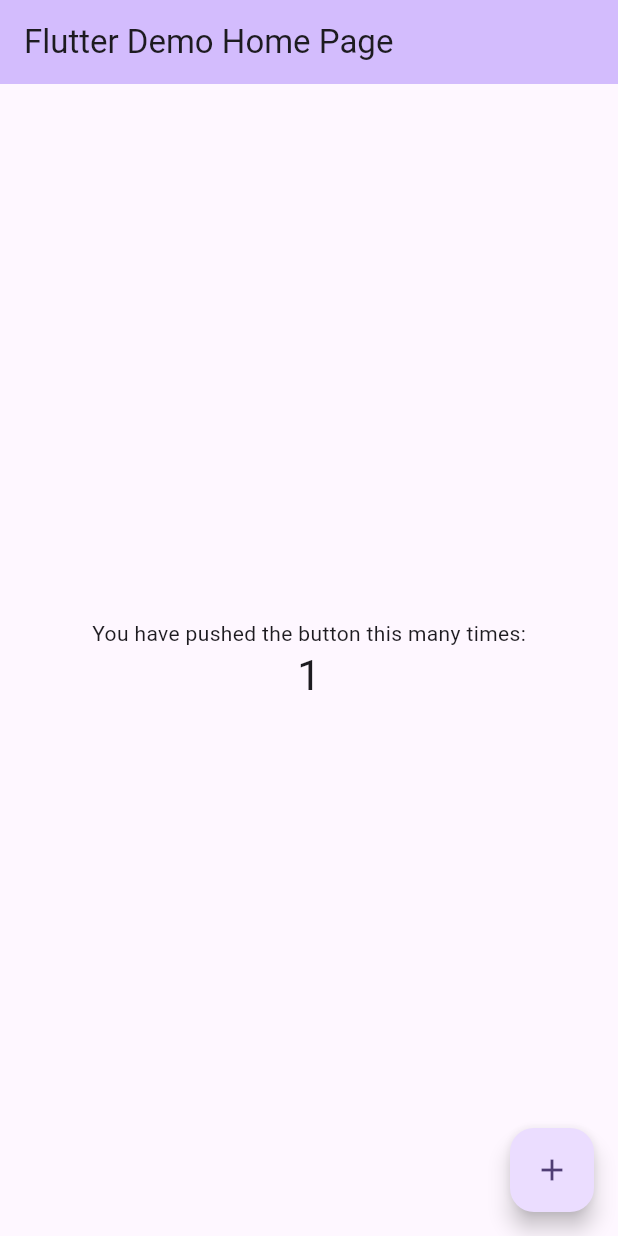
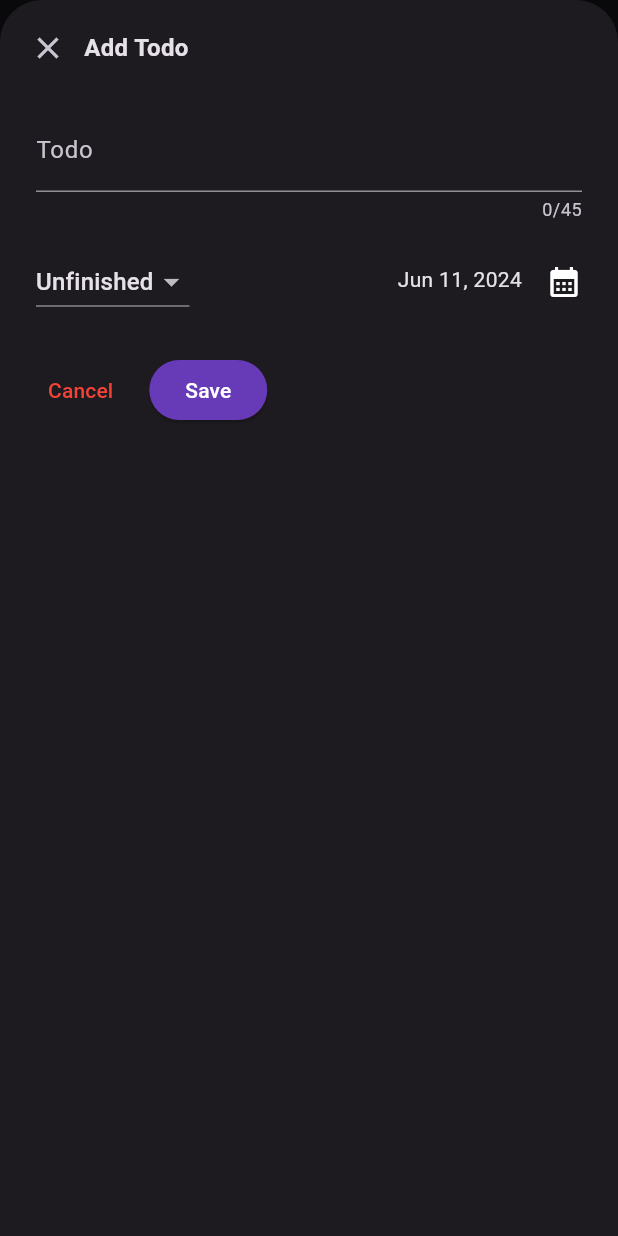
Before and after one commit to doniduaasattuu/flutter_todolist, a Flutter app: the screen it shows after launch, after a tap on the "add" icon, on a phone screen of 412 x 824 dp. Run offline on Flutter 3.47's test engine with Material 3 defaults, Android fonts, the phone set to English and light mode, and no system bars.

Commit message:
create todolist menu, form, delete and add

```diff
--- /dev/null
+++ b/lib/data/todolist_data.dart
@@ -0,0 +1,34 @@
+import 'package:todolist/models/todolist_model.dart';
+
+List<TodolistModel> todolistData = [
+  TodolistModel(
+    todo: 'Belajar Flutter',
+    done: false,
+    createdAt: DateTime.now(),
+    updatedAt: DateTime.now(),
+  ),
+  TodolistModel(
+    todo: 'Belajar CodeIgniter 4',
+    done: false,
+    createdAt: DateTime.now(),
+    updatedAt: DateTime.now(),
+  ),
+  TodolistModel(
+    todo: 'Belajar Java',
+    done: false,
+    createdAt: DateTime.now(),
+    updatedAt: DateTime.now(),
+  ),
+  TodolistModel(
+    todo: 'Belajar JavaScript',
+    done: true,
+    createdAt: DateTime.now(),
+    updatedAt: DateTime.now(),
+  ),
+  TodolistModel(
+    todo: 'Belajar Restful API',
+    done: false,
+    createdAt: DateTime.now(),
+    updatedAt: DateTime.now(),
+  ),
+];
--- a/lib/main.dart
+++ b/lib/main.dart
@@ -1,4 +1,5 @@
 import 'package:flutter/material.dart';
+import 'package:todolist/ui/todolist.dart';
 
 void main() {
   runApp(const MyApp());
@@ -12,114 +13,12 @@ class MyApp extends StatelessWidget {
   Widget build(BuildContext context) {
     return MaterialApp(
       title: 'Flutter Demo',
-      theme: ThemeData(
-        // This is the theme of your application.
-        //
-        // TRY THIS: Try running your application with "flutter run". You'll see
-        // the application has a purple toolbar. Then, without quitting the app,
-        // try changing the seedColor in the colorScheme below to Colors.green
-        // and then invoke "hot reload" (save your changes or press the "hot
-        // reload" button in a Flutter-supported IDE, or press "r" if you used
-        // the command line to start the app).
-        //
-        // Notice that the counter didn't reset back to zero; the application
-        // state is not lost during the reload. To reset the state, use hot
-        // restart instead.
-        //
-        // This works for code too, not just values: Most code changes can be
-        // tested with just a hot reload.
-        colorScheme: ColorScheme.fromSeed(seedColor: Colors.deepPurple),
+      theme: ThemeData.dark(
+        // colorScheme: ColorScheme.fromSeed(
+        // seedColor: const Color.fromARGB(255, 115, 83, 186)),
         useMaterial3: true,
       ),
-      home: const MyHomePage(title: 'Flutter Demo Home Page'),
+      home: const Todolist(),
     );
   }
 }
-
-class MyHomePage extends StatefulWidget {
-  const MyHomePage({super.key, required this.title});
-
-  // This widget is the home page of your application. It is stateful, meaning
-  // that it has a State object (defined below) that contains fields that affect
-  // how it looks.
-
-  // This class is the configuration for the state. It holds the values (in this
-  // case the title) provided by the parent (in this case the App widget) and
-  // used by the build method of the State. Fields in a Widget subclass are
-  // always marked "final".
-
-  final String title;
-
-  @override
-  State<MyHomePage> createState() => _MyHomePageState();
-}
-
-class _MyHomePageState extends State<MyHomePage> {
-  int _counter = 0;
-
-  void _incrementCounter() {
-    setState(() {
-      // This call to setState tells the Flutter framework that something has
-      // changed in this State, which causes it to rerun the build method below
-      // so that the display can reflect the updated values. If we changed
-      // _counter without calling setState(), then the build method would not be
-      // called again, and so nothing would appear to happen.
-      _counter++;
-    });
-  }
-
-  @override
-  Widget build(BuildContext context) {
-    // This method is rerun every time setState is called, for instance as done
-    // by the _incrementCounter method above.
-    //
-    // The Flutter framework has been optimized to make rerunning build methods
-    // fast, so that you can just rebuild anything that needs updating rather
-    // than having to individually change instances of widgets.
-    return Scaffold(
-      appBar: AppBar(
-        // TRY THIS: Try changing the color here to a specific color (to
-        // Colors.amber, perhaps?) and trigger a hot reload to see the AppBar
-        // change color while the other colors stay the same.
-        backgroundColor: Theme.of(context).colorScheme.inversePrimary,
-        // Here we take the value from the MyHomePage object that was created by
-        // the App.build method, and use it to set our appbar title.
-        title: Text(widget.title),
-      ),
-      body: Center(
-        // Center is a layout widget. It takes a single child and positions it
-        // in the middle of the parent.
-        child: Column(
-          // Column is also a layout widget. It takes a list of children and
-          // arranges them vertically. By default, it sizes itself to fit its
-          // children horizontally, and tries to be as tall as its parent.
-          //
-          // Column has various properties to control how it sizes itself and
-          // how it positions its children. Here we use mainAxisAlignment to
-          // center the children vertically; the main axis here is the vertical
-          // axis because Columns are vertical (the cross axis would be
-          // horizontal).
-          //
-          // TRY THIS: Invoke "debug painting" (choose the "Toggle Debug Paint"
-          // action in the IDE, or press "p" in the console), to see the
-          // wireframe for each widget.
-          mainAxisAlignment: MainAxisAlignment.center,
-          children: <Widget>[
-            const Text(
-              'You have pushed the button this many times:',
-            ),
-            Text(
-              '$_counter',
-              style: Theme.of(context).textTheme.headlineMedium,
-            ),
-          ],
-        ),
-      ),
-      floatingActionButton: FloatingActionButton(
-        onPressed: _incrementCounter,
-        tooltip: 'Increment',
-        child: const Icon(Icons.add),
-      ), // This trailing comma makes auto-formatting nicer for build methods.
-    );
-  }
-}
--- /dev/null
+++ b/lib/models/todolist_model.dart
@@ -0,0 +1,24 @@
+import 'package:todolist/utility/utility.dart';
+
+class TodolistModel {
+  TodolistModel({
+    required this.todo,
+    required this.done,
+    required this.createdAt,
+    required this.updatedAt,
+  }) : id = uuid.v4();
+
+  final String id;
+  final String todo;
+  bool done;
+  final DateTime createdAt;
+  final DateTime updatedAt;
+
+  get created {
+    return formatter.format(createdAt);
+  }
+
+  void setDone(bool value) {
+    done = value;
+  }
+}
--- /dev/null
+++ b/lib/services/todolist_service.dart
@@ -0,0 +1,16 @@
+import 'package:todolist/data/todolist_data.dart';
+import 'package:todolist/models/todolist_model.dart';
+
+class TodolistService {
+  List<TodolistModel> index() {
+    return todolistData;
+  }
+
+  void remove(int index) {
+    todolistData.removeAt(index);
+  }
+
+  void add(TodolistModel todolistModel) {
+    todolistData.add(todolistModel);
+  }
+}
--- /dev/null
+++ b/lib/ui/add_todo_form.dart
@@ -0,0 +1,178 @@
+import 'package:flutter/material.dart';
+import 'package:todolist/models/todolist_model.dart';
+import 'package:todolist/utility/utility.dart';
+import 'package:todolist/widget/custom_text.dart';
+
+class AddTodoForm extends StatefulWidget {
+  const AddTodoForm({super.key, required this.onAddTodo});
+
+  final Function(TodolistModel) onAddTodo;
+
+  @override
+  State<AddTodoForm> createState() => _AddTodoFormState();
+}
+
+class _AddTodoFormState extends State<AddTodoForm> {
+  final TextEditingController _todoController = TextEditingController();
+  bool _done = false;
+  DateTime _createdAt = DateTime.now();
+  DateTime _updatedAt = DateTime.now();
+
+  void _presentDatePicker() async {
+    final now = DateTime.now();
+    final firstDate = DateTime(now.year, now.month - 1, now.day);
+    final lastDate = DateTime(now.year, now.month + 1, now.day);
+
+    final dateSelected = await showDatePicker(
+      context: context,
+      initialDate: now,
+      firstDate: firstDate,
+      lastDate: lastDate,
+    );
+
+    setState(() {
+      _createdAt = dateSelected!;
+      _updatedAt = _createdAt;
+    });
+  }
+
+  @override
+  Widget build(BuildContext context) {
+    return Padding(
+      padding: const EdgeInsets.all(8.0),
+      child: Column(
+        children: [
+          Column(
+            children: [
+              Row(
+                mainAxisAlignment: MainAxisAlignment.start,
+                children: [
+                  IconButton(
+                    onPressed: () {
+                      Navigator.pop(context);
+                    },
+                    icon: const Icon(Icons.close),
+                  ),
+                  const CustomText(
+                    text: 'Add Todo',
+                    weight: FontWeight.w600,
+                    size: 16,
+                  ),
+                ],
+              ),
+            ],
+          ),
+          Container(
+            padding: const EdgeInsets.all(16),
+            child: Column(
+              crossAxisAlignment: CrossAxisAlignment.start,
+              children: [
+                TextFormField(
+                  maxLength: 45,
+                  controller: _todoController,
+                  decoration: const InputDecoration(
+                    label: Text('Todo'),
+                  ),
+                ),
+                const SizedBox(height: 16),
+                Row(
+                  children: [
+                    DropdownButton(
+                      value: _done,
+                      items: const [
+                        DropdownMenuItem(
+                          value: false,
+                          child: Text('Unfinished'),
+                        ),
+                        DropdownMenuItem(
+                          value: true,
+                          child: Text('Finished'),
+                        ),
+                      ],
+                      onChanged: (value) {
+                        setState(() {
+                          _done = value!;
+                        });
+                      },
+                    ),
+                    const Spacer(),
+                    Wrap(
+                      children: [
+                        Text(formatter.format(_createdAt)),
+                        const SizedBox(width: 16),
+                        GestureDetector(
+                          onTap: () {
+                            _presentDatePicker();
+                          },
+                          child: const Icon(Icons.calendar_month),
+                        ),
+                      ],
+                    ),
+                  ],
+                ),
+              ],
+            ),
+          ),
+          const SizedBox(height: 8),
+          Row(
+            children: [
+              ElevatedButton(
+                onPressed: () {
+                  Navigator.pop(context);
+                },
+                style: ElevatedButton.styleFrom(
+                  elevation: 0,
+                ),
+                child: const CustomText(
+                  text: 'Cancel',
+                  color: Colors.red,
+                ),
+              ),
+              ElevatedButton(
+                onPressed: () {
+                  final String todo = _todoController.text;
+
+                  if (todo.isNotEmpty) {
+                    widget.onAddTodo(
+                      TodolistModel(
+                        todo: todo,
+                        done: _done,
+                        createdAt: _createdAt,
+                        updatedAt: _updatedAt,
+                      ),
+                    );
+
+                    Navigator.pop(context);
+                  } else {
+                    showDialog(
+                      context: context,
+                      builder: (ctx) => AlertDialog(
+                        title: const Text('Input is invalid'),
+                        content: const Text(
+                            'Please make sure the todo you\'ve entered is valid.'),
+                        actions: [
+                          TextButton(
+                            onPressed: () {
+                              Navigator.pop(ctx);
+                            },
+                            child: const Text('Okay'),
+                          ),
+                        ],
+                      ),
+                    );
+                  }
+                },
+                style: ElevatedButton.styleFrom(
+                    backgroundColor: Colors.deepPurple),
+                child: const CustomText(
+                  text: 'Save',
+                  color: Colors.white,
+                ),
+              ),
+            ],
+          )
+        ],
+      ),
+    );
+  }
+}
--- /dev/null
+++ b/lib/ui/todolist.dart
@@ -0,0 +1,66 @@
+import 'package:flutter/material.dart';
+import 'package:todolist/models/todolist_model.dart';
+import 'package:todolist/services/todolist_service.dart';
+import 'package:todolist/ui/add_todo_form.dart';
+import 'package:todolist/widget/todo_list.dart';
+
+class Todolist extends StatefulWidget {
+  const Todolist({super.key});
+
+  @override
+  State<Todolist> createState() => _TodolistState();
+}
+
+class _TodolistState extends State<Todolist> {
+  void _openAddTodoOverlay() {
+    showModalBottomSheet(
+      useSafeArea: true,
+      isScrollControlled: true,
+      context: context,
+      builder: (ctx) {
+        return AddTodoForm(onAddTodo: _addTodo);
+      },
+    );
+  }
+
+  void _addTodo(TodolistModel todolistModel) {
+    setState(() {
+      TodolistService().add(todolistModel);
+    });
+  }
+
+  void _removeTodo(int index) {
+    setState(() {
+      TodolistService().remove(index);
+    });
+  }
+
+  @override
+  Widget build(BuildContext context) {
+    List<TodolistModel> data = TodolistService().index();
+
+    return Scaffold(
+      appBar: AppBar(
+        title: const Text('Todolist'),
+        actions: [
+          TextButton(
+            onPressed: () {
+              _openAddTodoOverlay();
+            },
+            child: const Icon(Icons.add),
+          ),
+        ],
+      ),
+      body: SafeArea(
+        child: Container(
+          margin: EdgeInsets.zero,
+          padding: const EdgeInsets.all(16),
+          child: TodoList(
+            todolist: data,
+            onRemoveTodo: _removeTodo,
+          ),
+        ),
+      ),
+    );
+  }
+}
--- /dev/null
+++ b/lib/utility/utility.dart
@@ -0,0 +1,5 @@
+import 'package:intl/intl.dart';
+import 'package:uuid/uuid.dart';
+
+const uuid = Uuid();
+final formatter = DateFormat.yMMMd();
--- /dev/null
+++ b/lib/widget/custom_text.dart
@@ -0,0 +1,28 @@
+import 'package:flutter/material.dart';
+
+class CustomText extends StatelessWidget {
+  const CustomText({
+    super.key,
+    required this.text,
+    this.color,
+    this.size,
+    this.weight,
+  });
+
+  final String text;
+  final Color? color;
+  final double? size;
+  final FontWeight? weight;
+
+  @override
+  Widget build(BuildContext context) {
+    return Text(
+      text,
+      style: TextStyle(
+        color: color,
+        fontSize: size,
+        fontWeight: weight,
+      ),
+    );
+  }
+}
--- /dev/null
+++ b/lib/widget/header_todo.dart
@@ -0,0 +1,31 @@
+import 'package:flutter/material.dart';
+
+class HeaderTodo extends StatelessWidget {
+  const HeaderTodo(
+      {super.key,
+      required this.text,
+      // this.color,
+      this.size = 18,
+      this.weight = FontWeight.w600,
+      this.done = false});
+
+  final String text;
+  // final Color? color;
+  final double size;
+  final FontWeight weight;
+  final bool done;
+
+  @override
+  Widget build(BuildContext context) {
+    return Text(
+      text,
+      style: TextStyle(
+        color: done == false ? null : Colors.red,
+        fontSize: size,
+        fontWeight: weight,
+        decoration:
+            done == false ? TextDecoration.none : TextDecoration.lineThrough,
+      ),
+    );
+  }
+}
--- /dev/null
+++ b/lib/widget/todo_item.dart
@@ -0,0 +1,61 @@
+import 'package:flutter/material.dart';
+import 'package:todolist/models/todolist_model.dart';
+import 'package:todolist/widget/header_todo.dart';
+
+class TodoItem extends StatefulWidget {
+  const TodoItem({super.key, required this.todo});
+
+  final TodolistModel todo;
+
+  @override
+  State<TodoItem> createState() => _TodoItemState();
+}
+
+class _TodoItemState extends State<TodoItem> {
+  @override
+  Widget build(BuildContext context) {
+    TodolistModel todo = widget.todo;
+    bool isChecked = todo.done;
+
+    return GestureDetector(
+      onDoubleTap: () {
+        debugPrint('Double tap action');
+      },
+      child: Card(
+        child: Padding(
+          padding: const EdgeInsets.all(16),
+          child: Row(
+            children: [
+              Column(
+                crossAxisAlignment: CrossAxisAlignment.start,
+                children: [
+                  HeaderTodo(
+                    text: todo.todo,
+                    size: 16,
+                    done: todo.done,
+                  ),
+                  Text(todo.created),
+                ],
+              ),
+              const Spacer(),
+              Column(
+                children: [
+                  Checkbox(
+                    value: isChecked,
+                    onChanged: (value) {
+                      setState(
+                        () {
+                          todo.setDone(value!);
+                        },
+                      );
+                    },
+                  ),
+                ],
+              ),
+            ],
+          ),
+        ),
+      ),
+    );
+  }
+}
--- /dev/null
+++ b/lib/widget/todo_list.dart
@@ -0,0 +1,51 @@
+import 'package:flutter/material.dart';
+import 'package:todolist/models/todolist_model.dart';
+import 'package:todolist/widget/todo_item.dart';
+
+class TodoList extends StatefulWidget {
+  const TodoList(
+      {super.key, required this.todolist, required this.onRemoveTodo});
+
+  final List<TodolistModel> todolist;
+  final Function(int) onRemoveTodo;
+
+  @override
+  State<TodoList> createState() => _TodoListState();
+}
+
+class _TodoListState extends State<TodoList> {
+  @override
+  Widget build(BuildContext context) {
+    List<TodolistModel> todolist = widget.todolist;
+
+    return ListView.builder(
+      itemCount: todolist.length,
+      itemBuilder: (ctx, index) => Dismissible(
+        background: ClipRect(
+          child: Container(
+            margin: const EdgeInsets.all(6),
+            padding: const EdgeInsets.symmetric(horizontal: 16),
+            decoration: BoxDecoration(
+              borderRadius: BorderRadius.circular(8),
+              color: Colors.red,
+            ),
+            child: const Row(
+              children: [
+                Icon(Icons.delete, size: 30, color: Colors.white),
+                Spacer(),
+                Icon(Icons.delete, size: 30, color: Colors.white),
+              ],
+            ),
+          ),
+        ),
+        key: ValueKey(todolist[index].id),
+        onDismissed: (direction) {
+          widget.onRemoveTodo(index);
+        },
+        child: TodoItem(
+          todo: todolist[index],
+        ),
+      ),
+    );
+  }
+}
--- a/pubspec.yaml
+++ b/pubspec.yaml
@@ -35,6 +35,8 @@ dependencies:
   # The following adds the Cupertino Icons font to your application.
   # Use with the CupertinoIcons class for iOS style icons.
   cupertino_icons: ^1.0.6
+  uuid: ^4.4.0
+  intl: ^0.19.0
 
 dev_dependencies:
   flutter_test:
```
Also changed, not shown: pubspec.lock.
